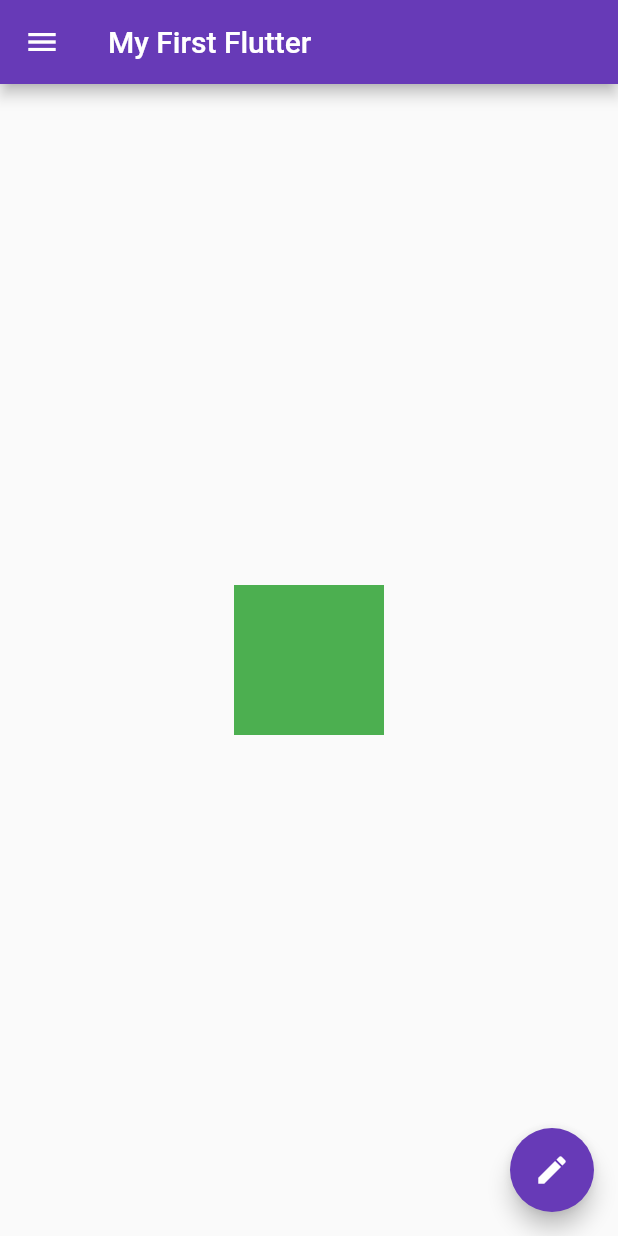
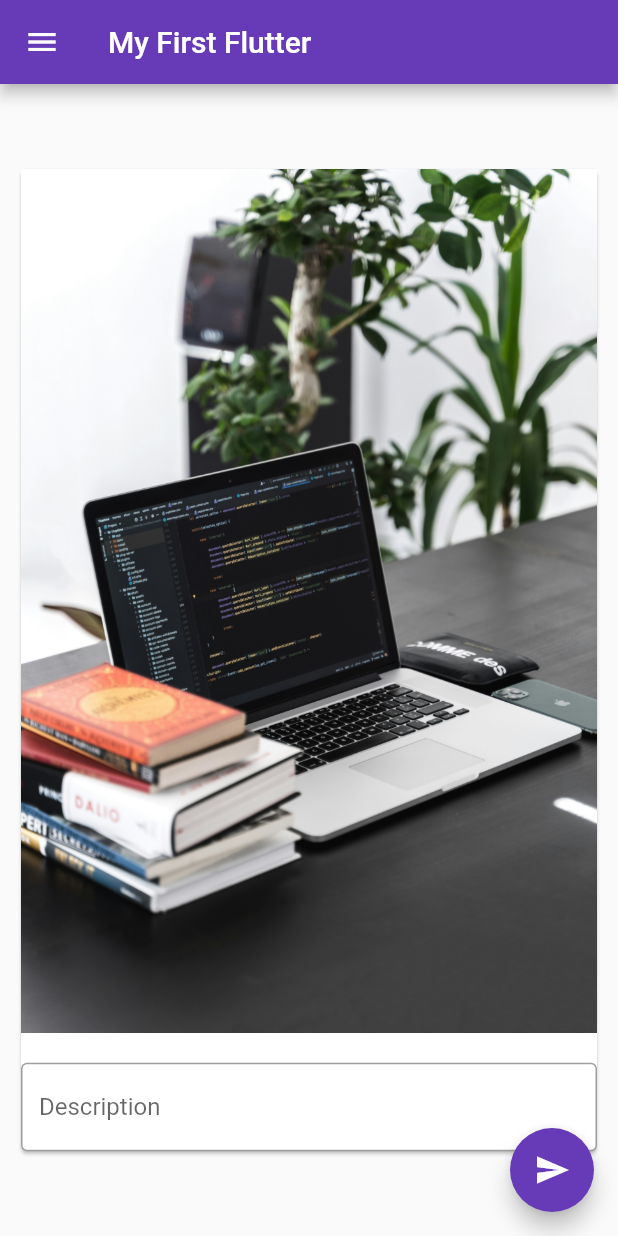
Before and after one commit to BeminDawoud/flutter_application_1, a Flutter app: the screen it shows after launch, on a phone screen of 412 x 824 dp. Run offline on Flutter 3.47's test engine with Material 3 defaults, Android fonts, the phone set to English and light mode, and no system bars.

Commit message:
Improve body

```diff
--- a/lib/main.dart
+++ b/lib/main.dart
@@ -20,15 +20,31 @@ class HomePage extends StatelessWidget {
         title: const Text('My First Flutter'),
       ),
       body: Center(
-        child: Container(
-          height: 100,
-          width: 100,
-          color: Colors.green,
+        child: Padding(
+          padding: const EdgeInsets.all(10),
+          child: SingleChildScrollView(
+            child: Card(
+              child: Column(
+                children: [
+                  Image.asset('assets/code.jpg'),
+                  SizedBox(
+                    height: 20,
+                  ),
+                  const TextField(
+                    decoration: InputDecoration(
+                        hintText: 'write a description',
+                        labelText: 'Description',
+                        border: OutlineInputBorder()),
+                  )
+                ],
+              ),
+            ),
+          ),
         ),
       ),
       floatingActionButton: FloatingActionButton(
         onPressed: () {},
-        child: Icon(Icons.edit),
+        child: Icon(Icons.send),
       ),
       drawer: Drawer(
         child: ListView(
--- a/pubspec.yaml
+++ b/pubspec.yaml
@@ -59,9 +59,8 @@ flutter:
   uses-material-design: true
 
   # To add assets to your application, add an assets section, like this:
-  # assets:
-  #   - images/a_dot_burr.jpeg
-  #   - images/a_dot_ham.jpeg
+  assets:
+    - assets/
 
   # An image asset can refer to one or more resolution-specific "variants", see
   # https://flutter.dev/to/resolution-aware-images
```
Also changed, not shown: assets/code.jpg (added).
